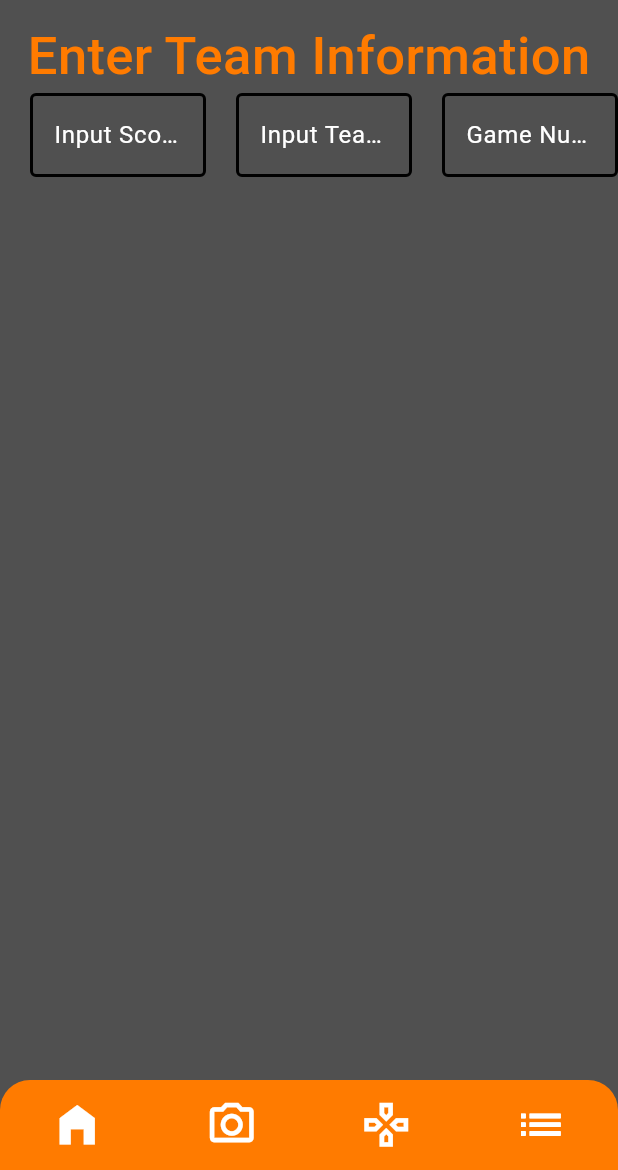
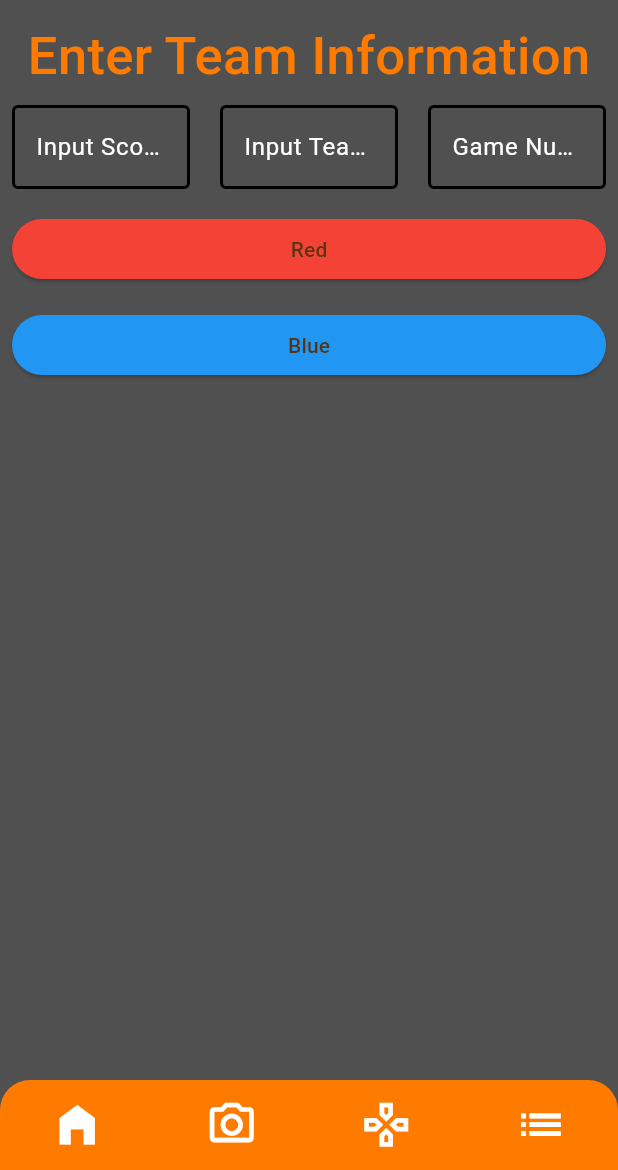
Before and after one commit to AntiAntiexe/Scouting-App, a Flutter app: the screen it shows after launch, on a phone screen of 412 x 824 dp, the part 66-1236 px from its top. Run offline on Flutter 3.47's test engine with Material 3 defaults, Android fonts, the phone set to English and light mode, and no system bars.

Commit message:
Add team colour buttons

```diff
--- a/lib/main.dart
+++ b/lib/main.dart
@@ -188,10 +188,12 @@ class main_page extends StatelessWidget {
             ],
           ),
 
-          Row(
+          Padding(
+            padding: const EdgeInsets.all(8.0),
+            child: Row(
               mainAxisAlignment: MainAxisAlignment.spaceAround,
               children: [
-              SizedBox(width: 20,),
+
                 Expanded(
                   child: TextField(
                 cursorColor: Colors.black,
@@ -278,6 +280,56 @@ class main_page extends StatelessWidget {
 
               ],
             ),
+          ),
+          Padding(
+            padding: const EdgeInsets.all(8.0),
+            child: Row(
+              children: [
+                Expanded(
+                  child: ElevatedButton(onPressed: () {
+                  print('Red button pressed');
+                },
+                style: ButtonStyle(
+                  backgroundColor: MaterialStateProperty.all(Colors.red),
+                ),
+                child: Text(
+                  'Red',
+                  style: TextStyle(
+                    color: const Color.fromARGB(255, 88, 52, 18),
+                  )
+                  ),
+                ),
+                  ),
+              ],
+            ),
+          ),
+
+          SizedBox(width: 20,),
+          Padding(
+            padding: const EdgeInsets.all(8.0),
+            child: Row(
+              children: [
+                Expanded(
+                  child: ElevatedButton(onPressed: () {
+                  print('Blue button pressed');
+                },
+                style: ButtonStyle(
+                  backgroundColor: MaterialStateProperty.all(Colors.blue),
+                ),
+                child: Text(
+                  'Blue',
+                  style: TextStyle(
+                    color: const Color.fromARGB(255, 88, 52, 18),
+                  )
+                  ),
+                ),
+                ),
+              ],
+            ),
+          )
+
+
+
         ],
       ),
       );
```
Lines whose indentation alone changed are shown as unchanged.
